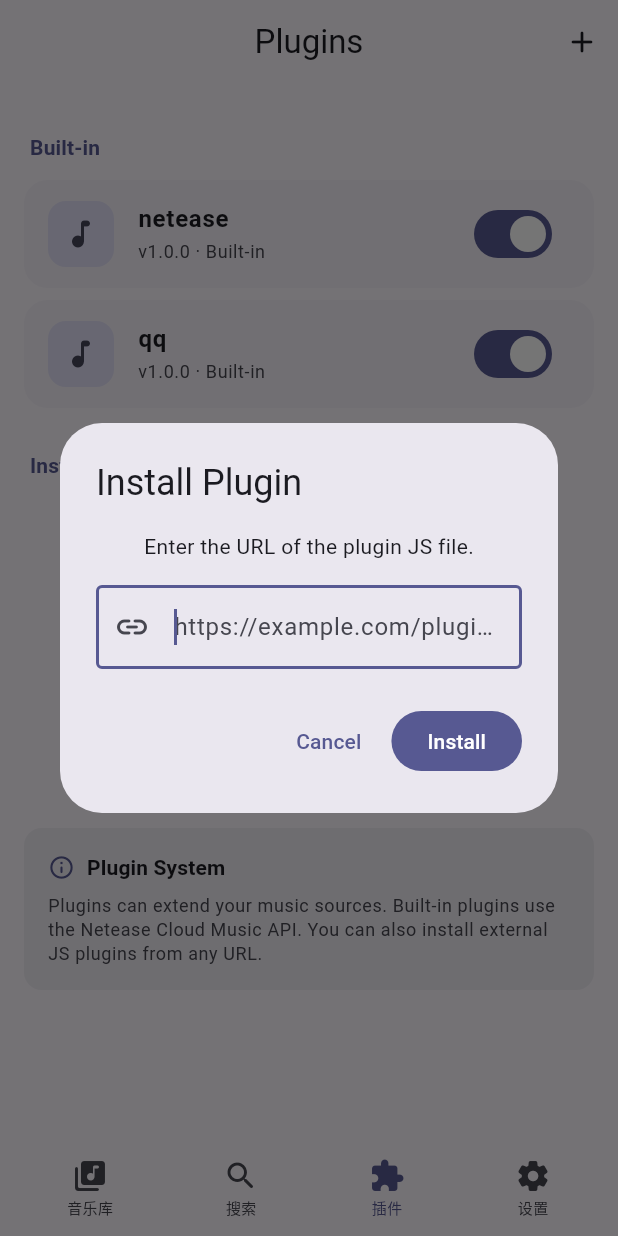
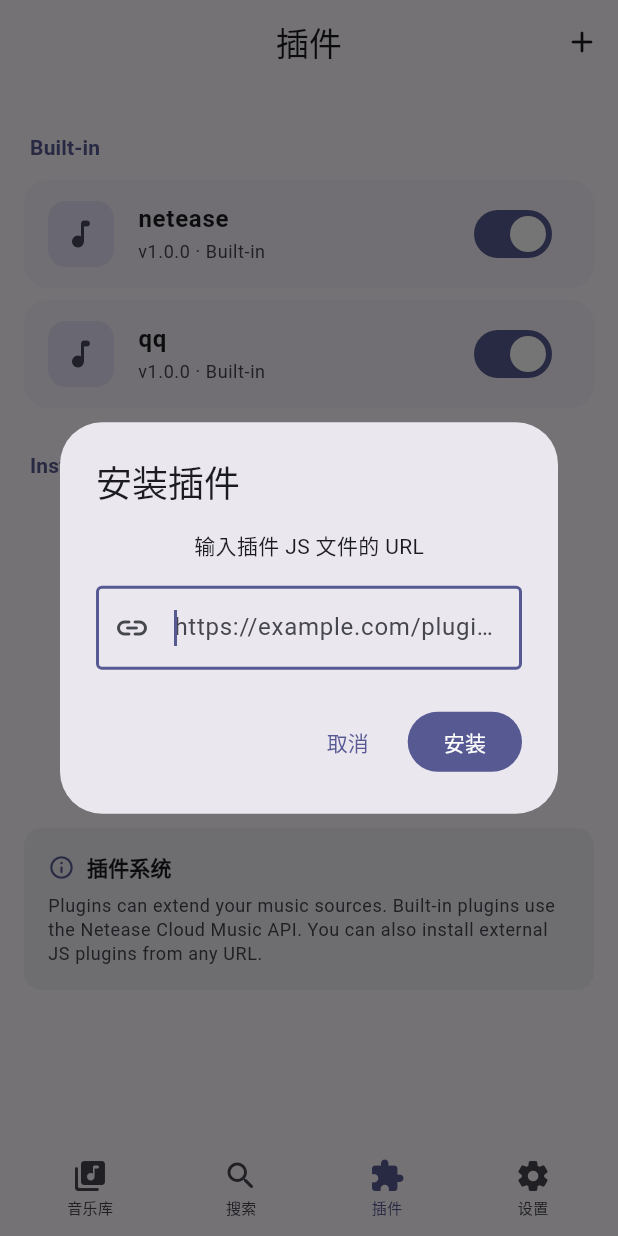
Before and after one commit to Chengxiaoyu1119/MusicFlow, a Flutter app: the PluginManagerPage screen opened by its route, after a tap on the "add" icon, on a phone screen of 412 x 824 dp. Run offline on Flutter 3.47's test engine with Material 3 defaults, Android fonts, the phone set to English and light mode, and no system bars; our stand-ins replace audio_service, cached_network_image, dio, file_picker, flutter_riverpod, go_router and 8 more; missing offline and left inert: encrypt, hotkey_manager, shelf_router, tray_manager, window_manager; accounts and stored records are empty.

Commit message:
fix: complete Chinese strings, add build.sh script

```diff
--- a/lib/features/library/widgets/album_grid.dart
+++ b/lib/features/library/widgets/album_grid.dart
@@ -34,7 +34,7 @@ class AlbumGrid extends ConsumerWidget {
             Icon(Icons.album_rounded, size: 64,
               color: theme.colorScheme.primary.withValues(alpha: 0.3)),
             const SizedBox(height: 16),
-            Text('No albums found', style: theme.textTheme.titleMedium),
+            Text('暂无专辑', style: theme.textTheme.titleMedium),
           ],
         ),
       );
--- a/lib/features/plugins/pages/plugin_manager_page.dart
+++ b/lib/features/plugins/pages/plugin_manager_page.dart
@@ -18,12 +18,12 @@ class PluginManagerPage extends ConsumerWidget {
 
     return Scaffold(
       appBar: AppBar(
-        title: const Text('Plugins'),
+        title: const Text('插件'),
         actions: [
           IconButton(
             icon: const Icon(Icons.add_rounded),
             onPressed: () => _showInstallDialog(context, manager),
-            tooltip: 'Install Plugin',
+            tooltip: '安装插件',
           ),
         ],
       ),
@@ -58,7 +58,7 @@ class PluginManagerPage extends ConsumerWidget {
                     const SizedBox(height: 8),
                     TextButton(
                       onPressed: () => _showInstallDialog(context, manager),
-                      child: const Text('Install from URL'),
+                      child: const Text('从 URL 安装'),
                     ),
                   ],
                 ),
@@ -86,7 +86,7 @@ class PluginManagerPage extends ConsumerWidget {
                   children: [
                     Icon(Icons.info_outline_rounded, size: 18, color: theme.colorScheme.primary),
                     const SizedBox(width: 8),
-                    Text('Plugin System',
+                    Text('插件系统',
                       style: theme.textTheme.titleSmall?.copyWith(fontWeight: FontWeight.w600)),
                   ],
                 ),
@@ -113,11 +113,11 @@ class PluginManagerPage extends ConsumerWidget {
     showDialog(
       context: context,
       builder: (context) => AlertDialog(
-        title: const Text('Install Plugin'),
+        title: const Text('安装插件'),
         content: Column(
           mainAxisSize: MainAxisSize.min,
           children: [
-            const Text('Enter the URL of the plugin JS file.'),
+            const Text('输入插件 JS 文件的 URL'),
             const SizedBox(height: 16),
             TextField(
               controller: controller,
@@ -133,7 +133,7 @@ class PluginManagerPage extends ConsumerWidget {
         actions: [
           TextButton(
             onPressed: () => Navigator.of(context).pop(),
-            child: const Text('Cancel'),
+            child: const Text('取消'),
           ),
           FilledButton(
             onPressed: () {
@@ -142,7 +142,7 @@ class PluginManagerPage extends ConsumerWidget {
                 Navigator.of(context).pop();
               }
             },
-            child: const Text('Install'),
+            child: const Text('安装'),
           ),
         ],
       ),
--- a/lib/main.dart
+++ b/lib/main.dart
@@ -4,15 +4,9 @@ import 'package:flutter_riverpod/flutter_riverpod.dart';
 import 'package:hive_flutter/hive_flutter.dart';
 
 import 'app.dart';
-import 'features/desktop/services/window_manager_service.dart';
 
 void main() async {
   WidgetsFlutterBinding.ensureInitialized();
-
-  // Initialize desktop window manager (only on desktop platforms)
-  if (WindowManagerService.isSupported) {
-    await WindowManagerService().init();
-  }
 
   await SystemChrome.setPreferredOrientations([
     DeviceOrientation.portraitUp,
```
Also changed, not shown: 1 other file.
